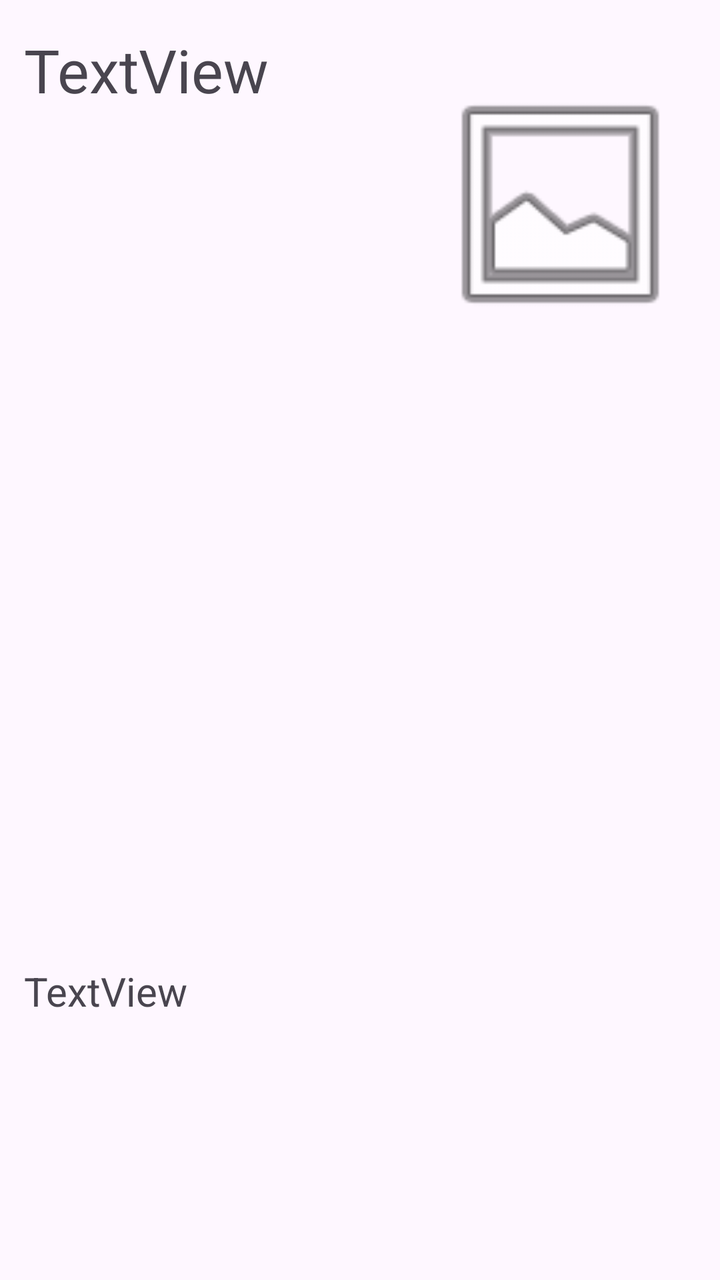
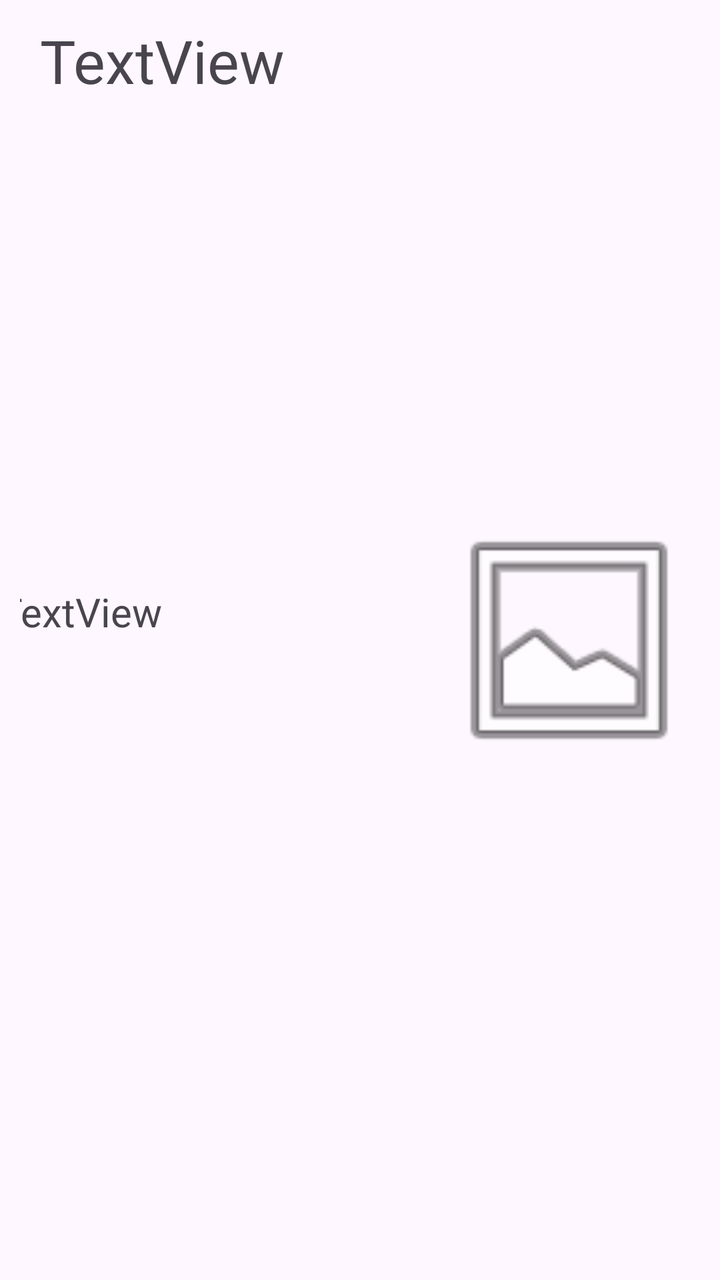

The first picture is an Android layout as it rendered before a commit; the second is the same layout after the commit. The layout source and the unified diff follow.
<!-- AndroidManifest.xml: application theme Theme.Project -->
<!-- res/layout/rclview.xml -->
<?xml version="1.0" encoding="utf-8"?>
<androidx.constraintlayout.widget.ConstraintLayout xmlns:android="http://schemas.android.com/apk/res/android"
    xmlns:app="http://schemas.android.com/apk/res-auto"
    xmlns:tools="http://schemas.android.com/tools"
    android:layout_width="match_parent"
    android:layout_height="200sp"

    android:padding="10dp">

    <ImageView
        android:id="@+id/OphtIv"
        android:layout_width="131dp"
        android:layout_height="177dp"
        app:layout_constraintBottom_toBottomOf="parent"
        app:layout_constraintEnd_toEndOf="parent"
        app:layout_constraintHorizontal_bias="0.98"
        app:layout_constraintStart_toStartOf="parent"
        app:layout_constraintTop_toTopOf="parent"
        app:layout_constraintVertical_bias="0.008"
        app:srcCompat="@android:drawable/ic_menu_gallery" />

    <TextView
        android:id="@+id/OnameTv"
        android:layout_width="242dp"
        android:layout_height="47dp"
        android:text="TextView"
        android:textSize="30sp"
        app:layout_constraintBottom_toBottomOf="parent"
        app:layout_constraintEnd_toEndOf="parent"
        app:layout_constraintHorizontal_bias="0.022"
        app:layout_constraintStart_toStartOf="parent"
        app:layout_constraintTop_toTopOf="parent"
        app:layout_constraintVertical_bias="0.008" />

    <TextView
        android:id="@+id/OinfoIv"
        android:layout_width="242dp"
        android:layout_height="118dp"
        android:text="TextView"
        android:textSize="20sp"
        app:layout_constraintBottom_toBottomOf="parent"
        app:layout_constraintEnd_toEndOf="parent"
        app:layout_constraintHorizontal_bias="0.022"
        app:layout_constraintStart_toStartOf="parent"
        app:layout_constraintTop_toTopOf="parent"
        app:layout_constraintVertical_bias="0.94" />
</androidx.constraintlayout.widget.ConstraintLayout>
<!-- resources referenced by this layout -->
<resources>
  <style name="Theme.Project" parent="Base.Theme.Project" />
  <style name="Base.Theme.Project" parent="Theme.Material3.DayNight.NoActionBar">
          
          
      </style>
</resources>

<!-- the commit's change to res/layout/rclview.xml (unified diff, before → after) -->
@@ -4,44 +4,40 @@
     xmlns:tools="http://schemas.android.com/tools"
     android:layout_width="match_parent"
     android:layout_height="200sp"
-
     android:padding="10dp">
 
     <ImageView
         android:id="@+id/OphtIv"
         android:layout_width="131dp"
         android:layout_height="177dp"
+        app:layout_constraintTop_toTopOf="parent"
         app:layout_constraintBottom_toBottomOf="parent"
         app:layout_constraintEnd_toEndOf="parent"
-        app:layout_constraintHorizontal_bias="0.98"
-        app:layout_constraintStart_toStartOf="parent"
-        app:layout_constraintTop_toTopOf="parent"
-        app:layout_constraintVertical_bias="0.008"
         app:srcCompat="@android:drawable/ic_menu_gallery" />
 
     <TextView
         android:id="@+id/OnameTv"
-        android:layout_width="242dp"
-        android:layout_height="47dp"
+        android:layout_width="0dp"
+        android:layout_height="wrap_content"
         android:text="TextView"
         android:textSize="30sp"
-        app:layout_constraintBottom_toBottomOf="parent"
-        app:layout_constraintEnd_toEndOf="parent"
-        app:layout_constraintHorizontal_bias="0.022"
+        android:paddingStart="10sp"
+        android:paddingEnd="10sp"
+        app:layout_constraintTop_toTopOf="parent"
         app:layout_constraintStart_toStartOf="parent"
-        app:layout_constraintTop_toTopOf="parent"
-        app:layout_constraintVertical_bias="0.008" />
+        app:layout_constraintEnd_toStartOf="@id/OphtIv" />
 
     <TextView
         android:id="@+id/OinfoIv"
-        android:layout_width="242dp"
-        android:layout_height="118dp"
+        android:layout_width="251dp"
+        android:layout_height="96dp"
+        android:paddingStart="10sp"
+        android:paddingEnd="20sp"
         android:text="TextView"
         android:textSize="20sp"
         app:layout_constraintBottom_toBottomOf="parent"
-        app:layout_constraintEnd_toEndOf="parent"
-        app:layout_constraintHorizontal_bias="0.022"
+        app:layout_constraintEnd_toStartOf="@id/OphtIv"
         app:layout_constraintStart_toStartOf="parent"
-        app:layout_constraintTop_toTopOf="parent"
-        app:layout_constraintVertical_bias="0.94" />
+        app:layout_constraintTop_toBottomOf="@id/OnameTv" />
+
 </androidx.constraintlayout.widget.ConstraintLayout>
